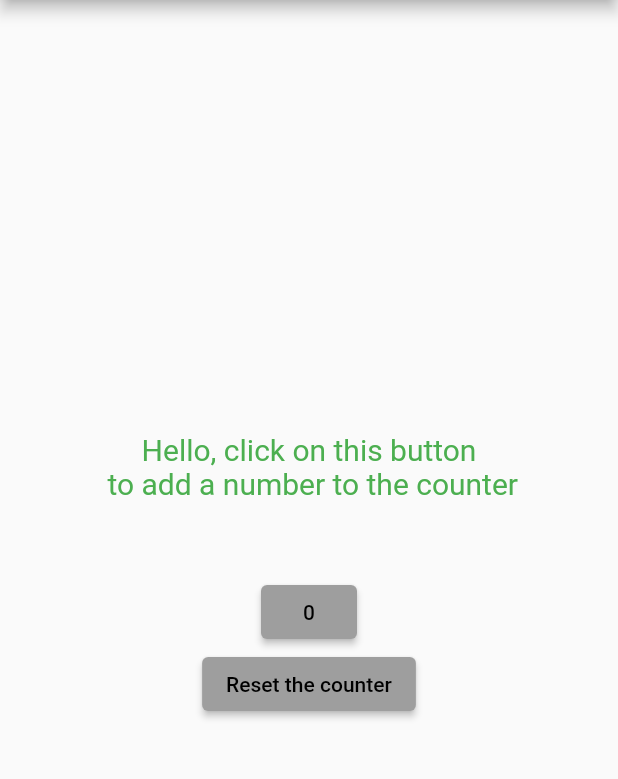
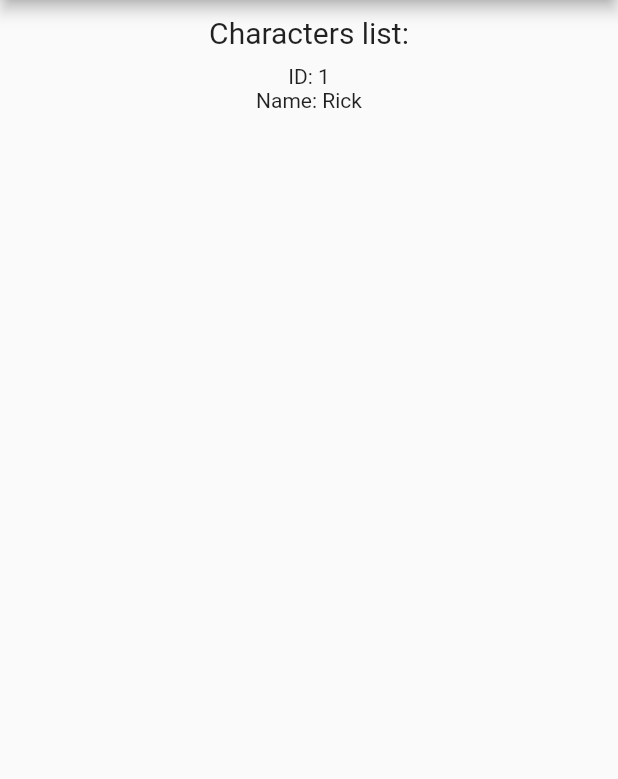
Before and after one commit to therarErifor/Rick_and_Morty_wiki, a Flutter app: the screen it shows after launch, on a phone screen of 412 x 824 dp, the part 84-863 px from its top. Run offline on Flutter 3.47's test engine with Material 2 defaults, Android fonts, the light colour scheme and no system bars; our stand-ins replace dio, flutter_bloc, freezed_annotation.

Commit message:
edited files character_bloc.dart and character_page.dart

```diff
--- a/main/lib/source/features/character_list/character_block.dart
+++ b/main/lib/source/features/character_list/character_block.dart
@@ -1,10 +1,6 @@
 import 'package:flutter_bloc/flutter_bloc.dart';
 import 'character_events.dart';
 import 'character_state.dart';
-
-
-
-
 
 class ImpEvent {}
 
--- a/main/lib/source/features/character_list/character_page.dart
+++ b/main/lib/source/features/character_list/character_page.dart
@@ -19,25 +19,34 @@ class CharacterPage extends StatelessWidget {
               ),
               body: Center(
                   child: Column(
-                mainAxisAlignment: MainAxisAlignment.center,
+                mainAxisAlignment: MainAxisAlignment.start,
                 crossAxisAlignment: CrossAxisAlignment.center,
                 children: [
+                  SizedBox(height: 10),
                   Text(
-                      'Hello, click on this button\n to add a number to the counter',
+                      'Characters list:',
                       textAlign: TextAlign.center,
                       style: const TextStyle(
                         fontSize: 20,
-                        color: Colors.green,
                       )),
-                  SizedBox(height: 50),
-                  ElevatedButton(
-                      onPressed: () =>
-                          context.read<CounterBloc>().add(ClickEvent()),
-                      child: Text('${impState.clickCount}')),
-                  ElevatedButton(
-                      onPressed: () =>
-                          context.read<CounterBloc>().add(ResetEvent()),
-                      child: Text('Reset the counter'))
+                  SizedBox(height: 10),
+                   Text(
+                            'ID: 1'
+                          ),
+                          Text(
+                                'Name: Rick'
+                              ),
+
+
+
+                  // ElevatedButton(
+                  //     onPressed: () =>
+                  //         context.read<CounterBloc>().add(ClickEvent()),
+                  //     child: Text('${impState.clickCount}')),
+                  // ElevatedButton(
+                  //     onPressed: () =>
+                  //         context.read<CounterBloc>().add(ResetEvent()),
+                  //     child: Text('Reset the counter'))
                 ],
               )));
         }));
```
